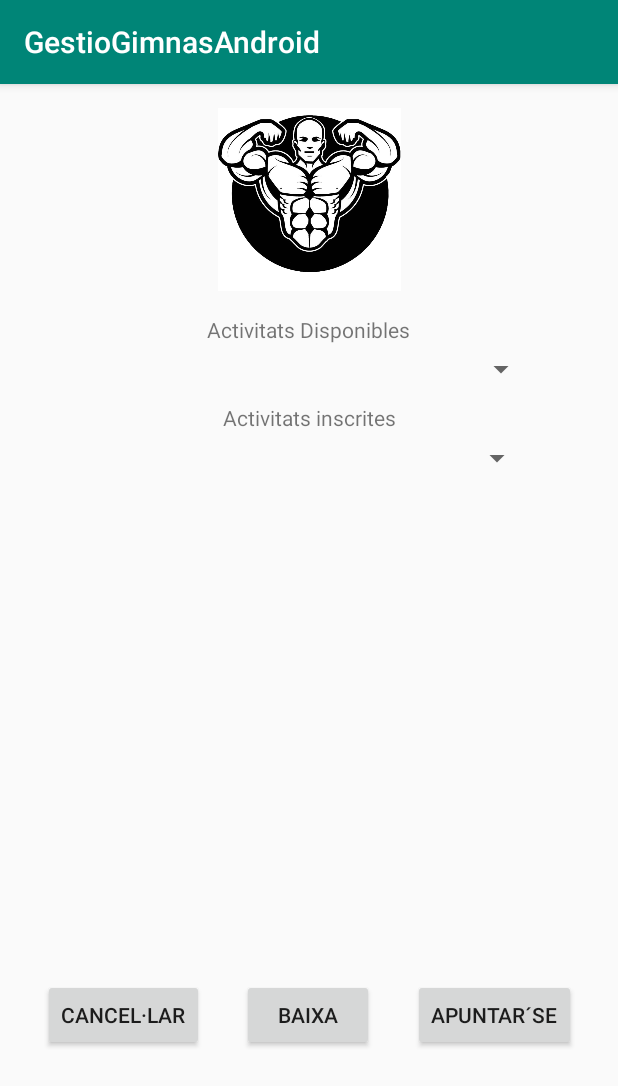
After one commit to pinzon25/GestioGimnasAndroid, an Android app: the ActivitatsUsuari screen opened directly, with no data from a screen before it, on a phone screen of 412 x 824 dp. The commit adds this screen. Shown: the top 1086 px of the screen. Run offline under Robolectric (Android 15) with nearby library versions, the phone set to English and light mode, and no system bars; our stand-ins replace Firebase (no records; nobody signed in at launch, a user with empty details on screens opened directly).

Commit message:
-Creades les interfaces de RutinesUsuari i ActivitatsUsuari. -Realitzat el disseny de ActivitatsUsuari. -Obtingudes les activitats disponibles i afegides al Spinner d'activitats disponibles.

```diff
--- a/app/build.gradle
+++ b/app/build.gradle
@@ -33,6 +33,7 @@ dependencies {
     testImplementation 'junit:junit:4.13'
     androidTestImplementation 'androidx.test.ext:junit:1.1.1'
     androidTestImplementation 'androidx.test.espresso:espresso-core:3.2.0'
+    implementation 'androidx.recyclerview:recyclerview:1.1.0'
 
 
 }
--- a/app/src/main/AndroidManifest.xml
+++ b/app/src/main/AndroidManifest.xml
@@ -11,7 +11,9 @@
         android:roundIcon="@mipmap/ic_launcher_round"
         android:supportsRtl="true"
         android:theme="@style/AppTheme">
-        <activity android:name=".ModificaDadesUsuari"></activity>
+        <activity android:name=".RutinesUsuari"></activity>
+        <activity android:name=".ActivitatsUsuari" />
+        <activity android:name=".ModificaDadesUsuari" />
         <activity android:name=".VistaPrincipalUsuari" />
         <activity android:name=".BaixaUsuariActivity" />
         <activity android:name=".AltaUsuariActivity" />
--- /dev/null
+++ b/app/src/main/java/ricard/projecte/gestiogimnasandroid/ActivitatsUsuari.java
@@ -0,0 +1,90 @@
+package ricard.projecte.gestiogimnasandroid;
+
+import androidx.appcompat.app.AppCompatActivity;
+import androidx.recyclerview.widget.RecyclerView;
+
+import android.R.layout;
+import android.os.Bundle;
+import android.util.Log;
+import android.view.View;
+import android.widget.AdapterView;
+import android.widget.ArrayAdapter;
+import android.widget.Button;
+import android.widget.Spinner;
+import android.widget.Toast;
+
+import com.google.android.gms.tasks.OnSuccessListener;
+import com.google.android.gms.tasks.Task;
+import com.google.firebase.firestore.DocumentSnapshot;
+import com.google.firebase.firestore.FirebaseFirestore;
+import com.google.firebase.firestore.QuerySnapshot;
+
+import java.util.ArrayList;
+import java.util.List;
+
+public class ActivitatsUsuari extends AppCompatActivity {
+ public FirebaseFirestore db = FirebaseFirestore.getInstance();
+        Client client;
+        Spinner Sdisponibles, Sinscrites;
+        Button BtBaixa, BtFinalitzar,BtCancelar;
+        ArrayList<Activitat> disponibles = new ArrayList<>();
+        ArrayList<String> disponiblesNoms = new ArrayList<>();
+        RecyclerView Rinscrites;
+    @Override
+    protected void onCreate(Bundle savedInstanceState) {
+        super.onCreate(savedInstanceState);
+        setContentView(R.layout.activity_activitats_usuari);
+
+        client = (Client)getIntent().getSerializableExtra("ClientActivitats");
+
+        Sdisponibles = findViewById(R.id.ObservableDisponibles);
+        Sinscrites = findViewById(R.id.ObservableInscrites);
+        BtBaixa = findViewById(R.id.BtBaixaActivitat);
+        BtFinalitzar = findViewById(R.id.BtInscripcio);
+        BtCancelar = findViewById(R.id.BtCancelar);
+
+        obteActivitatsDisponibles();
+
+
+    }
+
+
+
+    public void obteActivitatsDisponibles(){
+        Task<QuerySnapshot> querySnapshotTask = db.collection("Activitats").get().addOnSuccessListener(new OnSuccessListener<QuerySnapshot>() {
+            @Override
+            public void onSuccess(QuerySnapshot queryDocumentSnapshots) {
+                String nom="";
+                Activitat act = null;
+                int id = 0;
+                float suplement = 0;
+
+                List<DocumentSnapshot> documents = queryDocumentSnapshots.getDocuments();
+                for (DocumentSnapshot document : documents) {
+                    id = document.getLong("Id").intValue();
+                    suplement = document.getLong("Suplement").floatValue();
+                    act = new Activitat(id, document.getString("Nom"), document.getString("Descripcio"), suplement);
+                    disponibles.add(act);
+                    disponiblesNoms.add(document.getString("Nom"));
+                }
+
+            }
+        });
+
+
+        ArrayAdapter<String> adapter = new ArrayAdapter<String>(this,android.R.layout.simple_spinner_item, disponiblesNoms);
+        adapter.setDropDownViewResource(android.R.layout.simple_spinner_dropdown_item);
+        Sdisponibles.setAdapter(adapter);
+        Sdisponibles.setOnItemSelectedListener(new AdapterView.OnItemSelectedListener() {
+            @Override
+            public void onItemSelected(AdapterView<?> parent, View view, int position, long id) {
+                String tutorialsName = parent.getItemAtPosition(position).toString();
+                Toast.makeText(parent.getContext(), "Selected: " + tutorialsName,Toast.LENGTH_LONG).show();
+            }
+            @Override
+            public void onNothingSelected(AdapterView <?> parent) {
+            }
+        });
+    }
+
+}
--- /dev/null
+++ b/app/src/main/java/ricard/projecte/gestiogimnasandroid/RutinesUsuari.java
@@ -0,0 +1,14 @@
+package ricard.projecte.gestiogimnasandroid;
+
+import androidx.appcompat.app.AppCompatActivity;
+
+import android.os.Bundle;
+
+public class RutinesUsuari extends AppCompatActivity {
+
+    @Override
+    protected void onCreate(Bundle savedInstanceState) {
+        super.onCreate(savedInstanceState);
+        setContentView(R.layout.activity_rutines_usuari);
+    }
+}
--- a/app/src/main/java/ricard/projecte/gestiogimnasandroid/VistaPrincipalUsuari.java
+++ b/app/src/main/java/ricard/projecte/gestiogimnasandroid/VistaPrincipalUsuari.java
@@ -59,14 +59,7 @@ public class VistaPrincipalUsuari extends AppCompatActivity {
             }
         } );
 
-        veureActivitats.setOnClickListener(new View.OnClickListener(){
-            @Override
-            public void onClick(View v) {
-                Intent intent = new Intent( VistaPrincipalUsuari.this,ModificaDadesUsuari.class );
-                intent.putExtra("ClientActivitats",cli);
-                startActivity(intent);
-            }
-        } );
+
 
     }
 
@@ -76,5 +69,17 @@ public class VistaPrincipalUsuari extends AppCompatActivity {
         startActivity(intent);
     }
 
+    public void ActivitatsClient(View view){
+        Intent intent = new Intent( VistaPrincipalUsuari.this,ActivitatsUsuari.class );
+        intent.putExtra("ClientActivitats", cli);
+        startActivity(intent);
+    }
+
+    public void RutinesClient(View view){
+        Intent intent = new Intent( VistaPrincipalUsuari.this,RutinesUsuari.class );
+        intent.putExtra("ClientRutines", cli);
+        startActivity(intent);
+    }
+
 
 }
--- /dev/null
+++ b/app/src/main/res/layout/activity_activitats_usuari.xml
@@ -0,0 +1,103 @@
+<?xml version="1.0" encoding="utf-8"?>
+<androidx.constraintlayout.widget.ConstraintLayout xmlns:android="http://schemas.android.com/apk/res/android"
+    xmlns:app="http://schemas.android.com/apk/res-auto"
+    xmlns:tools="http://schemas.android.com/tools"
+    android:layout_width="match_parent"
+    android:layout_height="match_parent"
+    tools:context=".ActivitatsUsuari">
+
+    <ImageView
+        android:id="@+id/IvLogo"
+        android:layout_width="155dp"
+        android:layout_height="122dp"
+        android:layout_marginTop="16dp"
+        app:layout_constraintEnd_toEndOf="parent"
+        app:layout_constraintStart_toStartOf="parent"
+        app:layout_constraintTop_toTopOf="parent"
+        app:srcCompat="@drawable/bodybuilder" />
+
+    <TextView
+        android:id="@+id/LbDisponibles"
+        android:layout_width="wrap_content"
+        android:layout_height="wrap_content"
+        android:layout_marginTop="16dp"
+        android:text="Activitats Disponibles"
+        app:layout_constraintEnd_toEndOf="parent"
+        app:layout_constraintHorizontal_bias="0.498"
+        app:layout_constraintStart_toStartOf="parent"
+        app:layout_constraintTop_toBottomOf="@+id/IvLogo" />
+
+    <Spinner
+        android:id="@+id/ObservableDisponibles"
+        android:layout_width="303dp"
+        android:layout_height="22dp"
+        android:layout_marginTop="5dp"
+        app:layout_constraintEnd_toEndOf="parent"
+        app:layout_constraintStart_toStartOf="parent"
+        app:layout_constraintTop_toBottomOf="@+id/LbDisponibles" />
+
+    <TextView
+        android:id="@+id/LbInscrites"
+        android:layout_width="wrap_content"
+        android:layout_height="wrap_content"
+        android:layout_marginTop="12dp"
+        android:text="Activitats inscrites"
+        app:layout_constraintEnd_toEndOf="parent"
+        app:layout_constraintStart_toStartOf="parent"
+        app:layout_constraintTop_toBottomOf="@+id/ObservableDisponibles" />
+
+    <Spinner
+        android:id="@+id/ObservableInscrites"
+        android:layout_width="301dp"
+        android:layout_height="23dp"
+        android:layout_marginTop="5dp"
+        app:layout_constraintEnd_toEndOf="parent"
+        app:layout_constraintHorizontal_bias="0.49"
+        app:layout_constraintStart_toStartOf="parent"
+        app:layout_constraintTop_toBottomOf="@+id/LbInscrites" />
+
+    <androidx.recyclerview.widget.RecyclerView
+        android:id="@+id/RvInscrites"
+        android:layout_width="410dp"
+        android:layout_height="288dp"
+        android:layout_marginTop="16dp"
+        app:layout_constraintEnd_toEndOf="parent"
+        app:layout_constraintStart_toStartOf="parent"
+        app:layout_constraintTop_toBottomOf="@+id/ObservableInscrites" />
+
+    <Button
+        android:id="@+id/BtCancelar"
+        android:layout_width="wrap_content"
+        android:layout_height="wrap_content"
+        android:text="Cancel·lar"
+        app:layout_constraintBottom_toBottomOf="@id/BtBaixaActivitat"
+        app:layout_constraintEnd_toStartOf="@id/BtBaixaActivitat"
+        app:layout_constraintHorizontal_bias="0.537"
+        app:layout_constraintStart_toStartOf="parent"
+        app:layout_constraintTop_toBottomOf="@id/RvInscrites"
+        app:layout_constraintVertical_bias="1.0" />
+
+    <Button
+        android:id="@+id/BtBaixaActivitat"
+        android:layout_width="wrap_content"
+        android:layout_height="wrap_content"
+        android:layout_marginBottom="92dp"
+        android:text="Baixa"
+        app:layout_constraintBottom_toBottomOf="parent"
+        app:layout_constraintEnd_toEndOf="parent"
+        app:layout_constraintHorizontal_bias="0.498"
+        app:layout_constraintStart_toStartOf="parent"
+        app:layout_constraintTop_toBottomOf="@id/RvInscrites" />
+
+    <Button
+        android:id="@+id/BtInscripcio"
+        android:layout_width="wrap_content"
+        android:layout_height="wrap_content"
+        android:text="Apuntar´se"
+        app:layout_constraintBottom_toBottomOf="@id/BtBaixaActivitat"
+        app:layout_constraintEnd_toEndOf="parent"
+        app:layout_constraintHorizontal_bias="0.48"
+        app:layout_constraintStart_toEndOf="@id/BtBaixaActivitat"
+        app:layout_constraintTop_toBottomOf="@id/RvInscrites"
+        app:layout_constraintVertical_bias="1.0" />
+</androidx.constraintlayout.widget.ConstraintLayout>
--- /dev/null
+++ b/app/src/main/res/layout/activity_rutines_usuari.xml
@@ -0,0 +1,9 @@
+<?xml version="1.0" encoding="utf-8"?>
+<androidx.constraintlayout.widget.ConstraintLayout xmlns:android="http://schemas.android.com/apk/res/android"
+    xmlns:app="http://schemas.android.com/apk/res-auto"
+    xmlns:tools="http://schemas.android.com/tools"
+    android:layout_width="match_parent"
+    android:layout_height="match_parent"
+    tools:context=".RutinesUsuari">
+
+</androidx.constraintlayout.widget.ConstraintLayout>
--- a/app/src/main/res/layout/activity_vista_principal_usuari.xml
+++ b/app/src/main/res/layout/activity_vista_principal_usuari.xml
@@ -43,21 +43,20 @@
         android:id="@+id/BtRutinesFitness"
         android:layout_width="147dp"
         android:layout_height="54dp"
-        android:layout_marginTop="12dp"
         android:text="Rutines Fitness"
-        app:layout_constraintEnd_toEndOf="@+id/BtModificarDades"
-        app:layout_constraintHorizontal_bias="0.428"
-        app:layout_constraintStart_toStartOf="@+id/BtModificarDades"
+        app:layout_constraintEnd_toEndOf="parent"
+        app:layout_constraintStart_toStartOf="parent"
         app:layout_constraintTop_toBottomOf="@+id/BtModificarDades" />
 
     <Button
         android:id="@+id/BtActivitats"
         android:layout_width="wrap_content"
         android:layout_height="wrap_content"
+        android:onClick="ActivitatsClient"
         android:text="Activitats"
         app:layout_constraintBottom_toBottomOf="parent"
-        app:layout_constraintEnd_toEndOf="@+id/BtRutinesFitness"
-        app:layout_constraintStart_toStartOf="@+id/BtRutinesFitness"
+        app:layout_constraintEnd_toEndOf="parent"
+        app:layout_constraintStart_toStartOf="parent"
         app:layout_constraintTop_toBottomOf="@+id/BtRutinesFitness"
-        app:layout_constraintVertical_bias="0.081" />
+        app:layout_constraintVertical_bias="0.0" />
 </androidx.constraintlayout.widget.ConstraintLayout>
```
